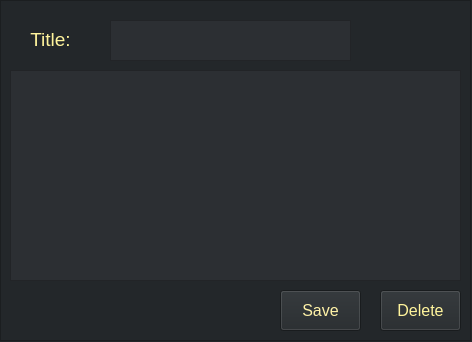
The window that UI_files/Notes/notes_edit_form.ui (KuroNeko717/Cue) describes before a commit, drawn with Qt 5.
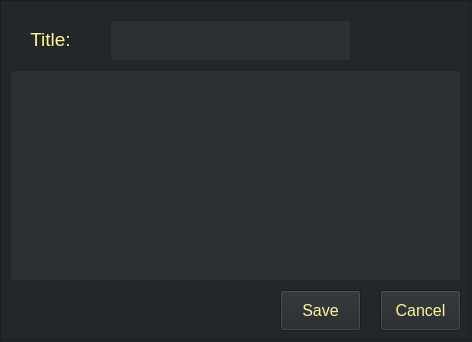
The same window after the commit.

Commit message: Finished all remaining forms ~asher

What changed in the file:
```diff
--- a/UI_files/Notes/notes_edit_form.ui
+++ b/UI_files/Notes/notes_edit_form.ui
@@ -109,7 +109,7 @@
      <string notr="true">color: rgb(255, 244, 156);</string>
     </property>
     <property name="text">
-     <string>Delete</string>
+     <string>Cancel</string>
     </property>
    </widget>
    <widget class="QTextEdit" name="title_textedit_n_e">
```
The commit also changes 1 other file.
